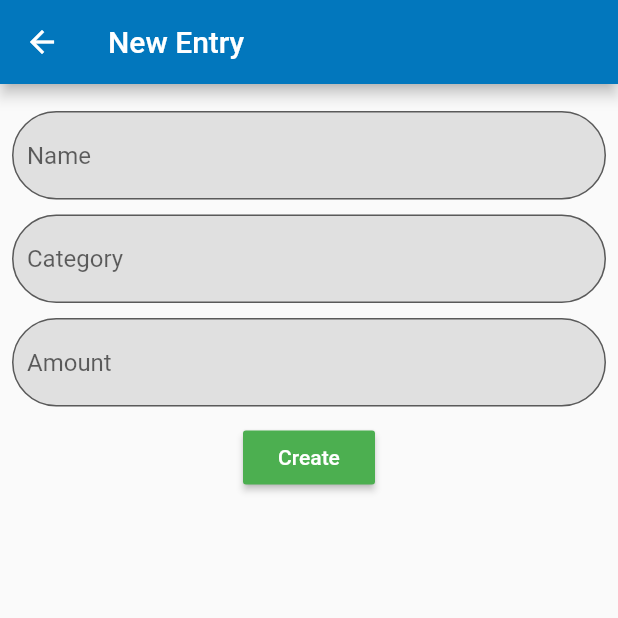
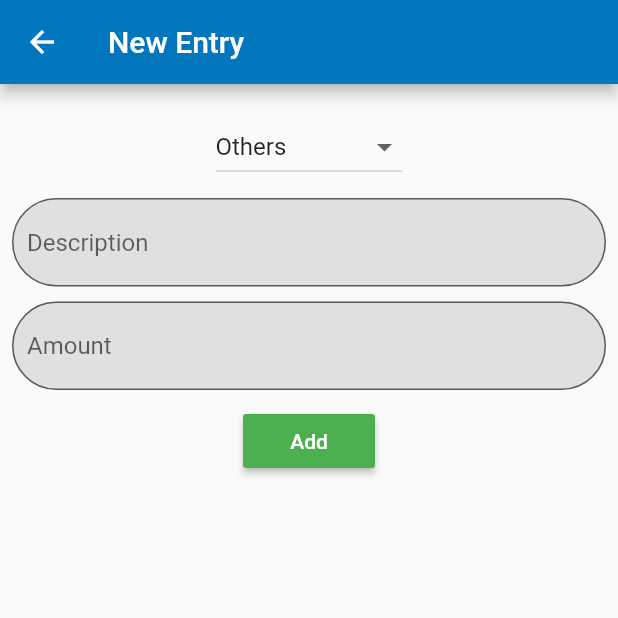
Before and after one commit to CheeSengg/BoLui, a Flutter app: the EntryPage screen opened directly, on a phone screen of 412 x 824 dp, the top half of it. Run offline on Flutter 3.47's test engine with Material 2 defaults, Android fonts, the phone set to English and light mode, and no system bars; our stand-ins replace charts_flutter, cloud_firestore, firebase_auth, table_calendar; missing offline and left inert: date_utils; accounts and stored records are empty.

Commit message:
Added DropDownMenuButton in new_entry

```diff
--- a/lib/screens/new_entry.dart
+++ b/lib/screens/new_entry.dart
@@ -1,6 +1,7 @@
 import 'package:firebase_auth/firebase_auth.dart';
 import 'package:flutter/material.dart';
 import 'package:cloud_firestore/cloud_firestore.dart';
+import 'package:flutter/material.dart' as prefix0;
 import 'package:flutter/services.dart';
 import 'package:intl/intl.dart';
 
@@ -19,6 +20,43 @@ class _EntryPage extends State<EntryPage> {
   String name;
   String category;
   double amount;
+
+  //Hardcoded Data
+  List<DropdownMenuItem<String>> list = [];
+  List<String> generateList = ['Entertainment', 'Transport', 'Food', 'Others'];
+  String selected;
+  //function to add items into list
+  //TODO: once the categories have been set write to load a list.
+  void loadData(){
+    list = [];
+    list = generateList.map((val) => new DropdownMenuItem(
+        child: new Text(val), value: val,)).toList();
+
+    selected = generateList.last;
+//    list.add(new DropdownMenuItem(
+//      child: Text('Entertainment'),
+//      value: 1,
+//    ));
+//    list.add(new DropdownMenuItem(
+//      child: Text('Transport'),
+//      value: 2,
+//    ));
+//    list.add(new DropdownMenuItem(
+//      child: Text('Food'),
+//      value: 3,
+//    ));
+//    list.add(new DropdownMenuItem(
+//      child: Text('Others'),
+//      value: 4,
+//    ));
+//    selected = 4;
+  }
+
+  @override
+  void initState() {
+    loadData();
+    super.initState();
+  }
 
   @override
   Widget build(BuildContext context) {
@@ -41,41 +79,34 @@ class _EntryPage extends State<EntryPage> {
   List<Widget> buildInputs() {
     return [
       Padding(padding: EdgeInsets.only(bottom: 10),),
-      inputBox('Name', 'Please do not leave it empty'),
+      listDrop(),
+//      inputBox('Category'),
       Padding(padding: EdgeInsets.only(bottom: 10),),
-      inputBox('Category', 'Please do not leave it empty'),
+      inputBox('Description'),
       Padding(padding: EdgeInsets.only(bottom: 10),),
-      new TextFormField(
-        inputFormatters: [
-          WhitelistingTextInputFormatter.digitsOnly,
-          new CurrencyInputFormatter(),
-        ],
-        decoration: InputDecoration(
-          contentPadding: EdgeInsets.symmetric(vertical: 20.0, horizontal: 10.0),
-          border: OutlineInputBorder(borderRadius: BorderRadius.circular(32.0)),
-          hintText: 'Amount',
-          fillColor: Colors.grey[300],
-          filled: true,
-        ),
-        keyboardType: TextInputType.number,
-        validator: (value) {
-          if (value.isEmpty) {
-            return 'Please do not leave it empty';
-          }
-        },
-        onSaved: (value) => amount = double.parse(value),
-      ),
+      numberField('Amount'),
       Padding(padding: EdgeInsets.only(bottom: 10),),
-      new RaisedButton(
-        onPressed: createData,
-        child: Text('Create', style: TextStyle(color: Colors.white)),
-        color: Colors.green,
-      ),
+      button()
     ];
   }
 
-  // Configurations for textInputFields
-  Widget inputBox(String hintText, String validator) {
+  Widget listDrop(){
+    return Container(
+      child: new DropdownButton(
+        value: selected,
+        items: list,
+        onChanged: (value) {
+          selected = value;
+          setState(() {
+
+          });
+        },
+      )
+    );
+  }
+
+  // Configurations for textInputField
+  Widget inputBox(String hintText) {
     return new TextFormField(
       decoration: InputDecoration(
         contentPadding: EdgeInsets.symmetric(vertical: 20.0, horizontal: 10.0),
@@ -86,13 +117,45 @@ class _EntryPage extends State<EntryPage> {
       ),
       validator: (value) {
         if (value.isEmpty) {
-          return validator;
+          return 'Please do not leave it empty';
         }
       },
       onSaved: (value) => name = value,
     );
   }
 
+  // Configurations for numberInputField
+  Widget numberField(String hintText){
+    return new TextFormField(
+      inputFormatters: [
+        WhitelistingTextInputFormatter.digitsOnly,
+        new CurrencyInputFormatter(),
+      ],
+      decoration: InputDecoration(
+        contentPadding: EdgeInsets.symmetric(vertical: 20.0, horizontal: 10.0),
+        border: OutlineInputBorder(borderRadius: BorderRadius.circular(32.0)),
+        hintText: hintText,
+        fillColor: Colors.grey[300],
+        filled: true,
+      ),
+      keyboardType: TextInputType.number,
+      validator: (value) {
+        if (value.isEmpty) {
+          return 'Please do not leave it empty';
+        }
+      },
+      onSaved: (value) => amount = double.parse(value),
+    );
+  }
+
+  // Configurations for Button
+  Widget button(){
+    return new RaisedButton(
+      onPressed: createData,
+      child: Text('Add', style: TextStyle(color: Colors.white)),
+      color: Colors.green,
+    );
+  }
 
   void createData() async {
     print("created data");
```
